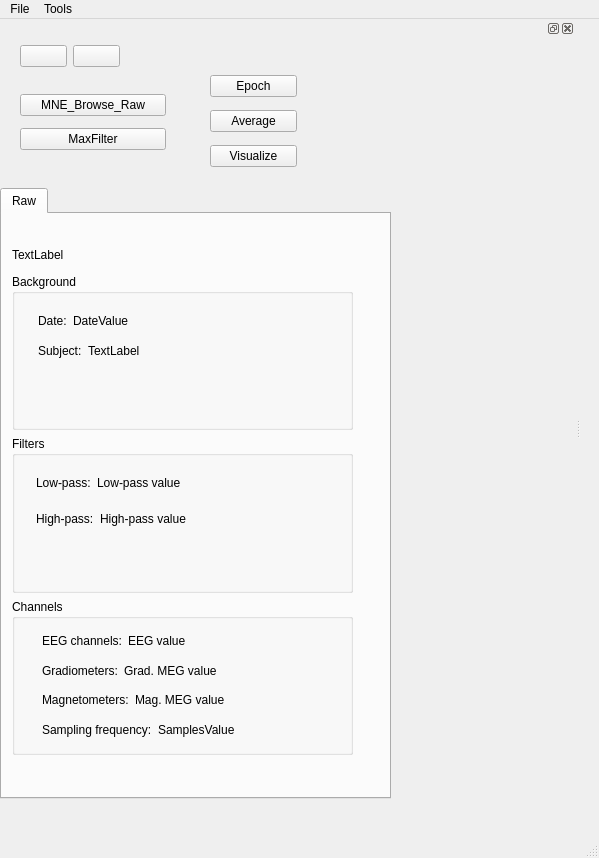
The window that hoksotin/ui/qt4Designer/UIehdotus7.ui (cibr-jyu/meggie) describes before a commit, drawn with Qt 5.
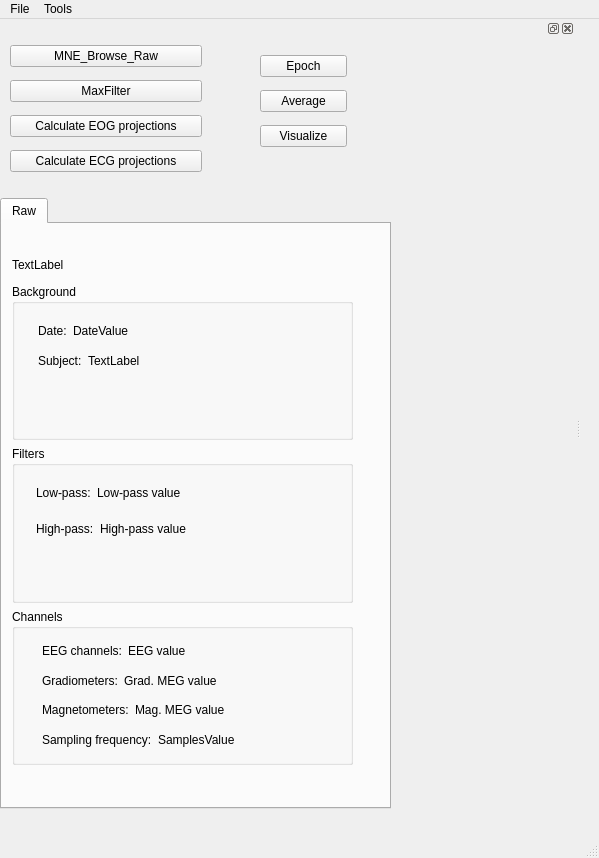
The same window after the commit. Icons and pictures are not drawn.

What changed in the file:
```diff
--- a/hoksotin/ui/qt4Designer/UIehdotus7.ui
+++ b/hoksotin/ui/qt4Designer/UIehdotus7.ui
@@ -75,7 +75,7 @@
      <property name="geometry">
       <rect>
        <x>0</x>
-       <y>150</y>
+       <y>160</y>
        <width>391</width>
        <height>611</height>
       </rect>
@@ -385,10 +385,10 @@
     <widget class="QWidget" name="layoutWidget">
      <property name="geometry">
       <rect>
-       <x>20</x>
-       <y>50</y>
-       <width>146</width>
-       <height>70</height>
+       <x>10</x>
+       <y>0</y>
+       <width>192</width>
+       <height>144</height>
       </rect>
      </property>
      <layout class="QVBoxLayout" name="verticalLayout">
@@ -406,13 +406,27 @@
         </property>
        </widget>
       </item>
+      <item>
+       <widget class="QPushButton" name="pushButtonEOG">
+        <property name="text">
+         <string>Calculate EOG projections</string>
+        </property>
+       </widget>
+      </item>
+      <item>
+       <widget class="QPushButton" name="pushButtonECG">
+        <property name="text">
+         <string>Calculate ECG projections</string>
+        </property>
+       </widget>
+      </item>
      </layout>
     </widget>
     <widget class="QWidget" name="layoutWidget">
      <property name="geometry">
       <rect>
-       <x>210</x>
-       <y>30</y>
+       <x>260</x>
+       <y>10</y>
        <width>87</width>
        <height>107</height>
       </rect>
@@ -441,41 +455,6 @@
       </item>
      </layout>
     </widget>
-    <widget class="QWidget" name="layoutWidget">
-     <property name="geometry">
-      <rect>
-       <x>20</x>
-       <y>0</y>
-       <width>100</width>
-       <height>36</height>
-      </rect>
-     </property>
-     <layout class="QHBoxLayout" name="horizontalLayout_10">
-      <item>
-       <widget class="QPushButton" name="pushButtonBack">
-        <property name="text">
-         <string/>
-        </property>
-        <property name="icon">
-         <iconset>
-          <normaloff>image1.xpm</normaloff>image1.xpm</iconset>
-        </property>
-       </widget>
-      </item>
-      <item>
-       <widget class="QPushButton" name="pushButtonForward">
-        <property name="text">
-         <string/>
-        </property>
-        <property name="icon">
-         <iconset>
-          <normaloff>image2.xpm</normaloff>image2.xpm</iconset>
-        </property>
-       </widget>
-      </item>
-     </layout>
-    </widget>
-    <zorder>layoutWidget</zorder>
     <zorder>layoutWidget</zorder>
     <zorder>layoutWidget</zorder>
     <zorder>tabWidget</zorder>
```
